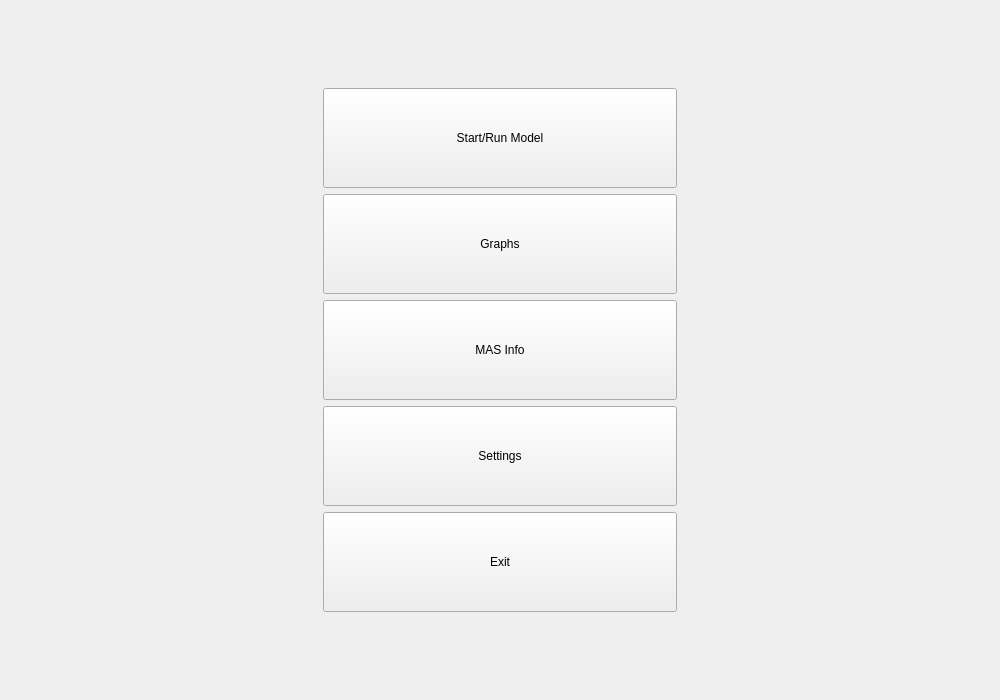
Above: assets/UI/main_menu.ui from VitalyCone/Anthill before the change. Below: the same form after it.
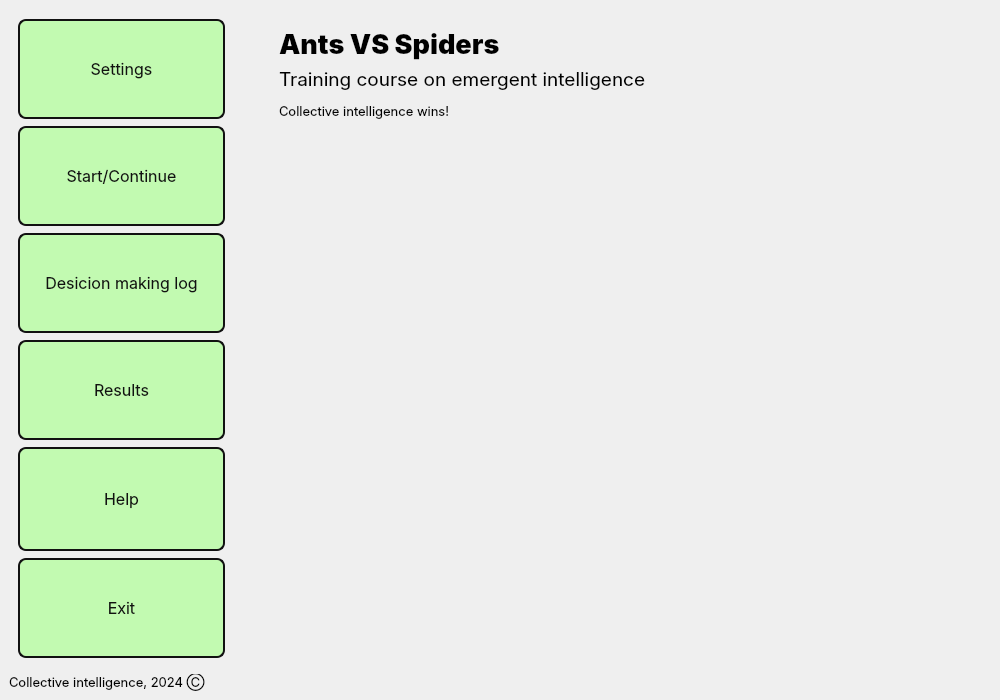
That is the form after the change.

Commit message: Новый ui для главного меню

```diff
--- a/assets/UI/main_menu.ui
+++ b/assets/UI/main_menu.ui
@@ -29,91 +29,22 @@
    <property name="autoFillBackground">
     <bool>false</bool>
    </property>
-   <layout class="QVBoxLayout" name="verticalLayout">
+   <layout class="QVBoxLayout" name="verticalLayout_2">
     <item>
-     <layout class="QGridLayout" name="gridLayout">
+     <widget class="QWidget" name="widget_2" native="true">
+      <layout class="QHBoxLayout" name="horizontalLayout">
+       <item>
+        <layout class="QVBoxLayout" name="verticalLayout_3">
+         <property name="sizeConstraint">
+          <enum>QLayout::SetDefaultConstraint</enum>
+         </property>
       <property name="leftMargin">
-       <number>150</number>
+          <number>0</number>
       </property>
       <property name="rightMargin">
-       <number>150</number>
-      </property>
-      <property name="horizontalSpacing">
        <number>0</number>
       </property>
-      <item row="1" column="0">
-       <widget class="QPushButton" name="graph_button">
-        <property name="maximumSize">
-         <size>
-          <width>354</width>
-          <height>100</height>
-         </size>
-        </property>
-        <property name="styleSheet">
-         <string notr="true">QPushButton {
-  align-items: center;
-  background-color: #c2fab1;
-  border: 2px solid #111;
-  border-radius: 8px;
-  box-sizing: border-box;
-  color: #111;
-  cursor: pointer;
-  display: flex;
-  font-family: Inter,sans-serif;
-  font-size: 16px;
-  height: 100px;
-  justify-content: center;
-  line-height: 300px;
-  max-width: 300%;
-  padding: 0 25px;
-  position: relative;
-  text-align: center;
-  text-decoration: none;
-  user-select: none;
-  -webkit-user-select: none;
-  touch-action: manipulation;
-}
-
-QPushButton:after {
-  background-color: #111;
-  border-radius: 8px;
-  content: &quot;&quot;;
-  display: block;
-  height:100px;
-  left: 0;
-  width: 100%;
-  position: absolute;
-  top: -2px;
-  transform: translate(8px, 8px);
-  transition: transform .2s ease-out;
-  z-index: -1;
-}
-
-QPushButton:hover:after {
-  transform: translate(0, 0);
-}
-
-QPushButton:active {
-  background-color: #c2fab1;
-  outline: 0;
-}
-
-QPushButton:hover {
-  outline: 0;
-}
-
-@media (min-width: 768px) {
-  QPushButton {
-    padding: 0 40px;
-  }
-}</string>
-        </property>
-        <property name="text">
-         <string>Graphs</string>
-        </property>
-       </widget>
-      </item>
-      <item row="3" column="0">
+         <item>
        <widget class="QPushButton" name="settings_button">
         <property name="maximumSize">
          <size>
@@ -123,7 +54,7 @@
         </property>
         <property name="styleSheet">
          <string notr="true">QPushButton {
-  align-items: center;
+  align-items: left;
   background-color: #c2fab1;
   border: 2px solid #111;
   border-radius: 8px;
@@ -134,7 +65,6 @@
   font-family: Inter,sans-serif;
   font-size: 16px;
   height: 100px;
-  justify-content: center;
   line-height: 300px;
   max-width: 300%;
   padding: 0 25px;
@@ -144,40 +74,6 @@
   user-select: none;
   -webkit-user-select: none;
   touch-action: manipulation;
-}
-
-QPushButton:after {
-  background-color: #111;
-  border-radius: 8px;
-  content: &quot;&quot;;
-  display: block;
-  height:100px;
-  left: 0;
-  width: 100%;
-  position: absolute;
-  top: -2px;
-  transform: translate(8px, 8px);
-  transition: transform .2s ease-out;
-  z-index: -1;
-}
-
-QPushButton:hover:after {
-  transform: translate(0, 0);
-}
-
-QPushButton:active {
-  background-color: #c2fab1;
-  outline: 0;
-}
-
-QPushButton:hover {
-  outline: 0;
-}
-
-@media (min-width: 768px) {
-  QPushButton {
-    padding: 0 40px;
-  }
 }</string>
         </property>
         <property name="text">
@@ -185,7 +81,7 @@
         </property>
        </widget>
       </item>
-      <item row="0" column="0">
+         <item>
        <widget class="QPushButton" name="start_button">
         <property name="maximumSize">
          <size>
@@ -206,7 +102,7 @@
   font-family: Inter,sans-serif;
   font-size: 16px;
   height: 100px;
-  justify-content: center;
+  justify-content: left;
   line-height: 300px;
   max-width: 300%;
   padding: 0 25px;
@@ -216,48 +112,14 @@
   user-select: none;
   -webkit-user-select: none;
   touch-action: manipulation;
-}
-
-QPushButton:after {
-  background-color: #111;
-  border-radius: 8px;
-  content: &quot;&quot;;
-  display: block;
-  height:100px;
-  left: 0;
-  width: 100%;
-  position: absolute;
-  top: -2px;
-  transform: translate(8px, 8px);
-  transition: transform .2s ease-out;
-  z-index: -1;
-}
-
-QPushButton:hover:after {
-  transform: translate(0, 0);
-}
-
-QPushButton:active {
-  background-color: #c2fab1;
-  outline: 0;
-}
-
-QPushButton:hover {
-  outline: 0;
-}
-
-@media (min-width: 768px) {
-  QPushButton {
-    padding: 0 40px;
-  }
 }</string>
         </property>
         <property name="text">
-         <string>Start/Run Model</string>
+            <string>Start/Continue</string>
         </property>
        </widget>
       </item>
-      <item row="2" column="0">
+         <item>
        <widget class="QPushButton" name="mas_info_button">
         <property name="maximumSize">
          <size>
@@ -278,7 +140,7 @@
   font-family: Inter,sans-serif;
   font-size: 16px;
   height: 100px;
-  justify-content: center;
+  justify-content: left;
   line-height: 300px;
   max-width: 300%;
   padding: 0 25px;
@@ -288,48 +150,84 @@
   user-select: none;
   -webkit-user-select: none;
   touch-action: manipulation;
-}
-
-QPushButton:after {
-  background-color: #111;
+}</string>
+           </property>
+           <property name="text">
+            <string>Desicion making log</string>
+           </property>
+          </widget>
+         </item>
+         <item>
+          <widget class="QPushButton" name="graph_button">
+           <property name="maximumSize">
+            <size>
+             <width>354</width>
+             <height>100</height>
+            </size>
+           </property>
+           <property name="styleSheet">
+            <string notr="true">QPushButton {
+  align-items: center;
+  background-color: #c2fab1;
+  border: 2px solid #111;
   border-radius: 8px;
-  content: &quot;&quot;;
-  display: block;
-  height:100px;
-  left: 0;
-  width: 100%;
-  position: absolute;
-  top: -2px;
-  transform: translate(8px, 8px);
-  transition: transform .2s ease-out;
-  z-index: -1;
-}
-
-QPushButton:hover:after {
-  transform: translate(0, 0);
-}
-
-QPushButton:active {
+  box-sizing: border-box;
+  color: #111;
+  cursor: pointer;
+  display: flex;
+  font-family: Inter,sans-serif;
+  font-size: 16px;
+  height: 100px;
+  justify-content: left;
+  line-height: 300px;
+  max-width: 300%;
+  padding: 0 25px;
+  position: relative;
+  text-align: center;
+  text-decoration: none;
+  user-select: none;
+  -webkit-user-select: none;
+  touch-action: manipulation;
+}</string>
+           </property>
+           <property name="text">
+            <string>Results</string>
+           </property>
+          </widget>
+         </item>
+         <item>
+          <widget class="QPushButton" name="help_button">
+           <property name="styleSheet">
+            <string notr="true">QPushButton {
+  align-items: center;
   background-color: #c2fab1;
-  outline: 0;
-}
-
-QPushButton:hover {
-  outline: 0;
-}
-
-@media (min-width: 768px) {
-  QPushButton {
-    padding: 0 40px;
-  }
+  border: 2px solid #111;
+  border-radius: 8px;
+  box-sizing: border-box;
+  color: #111;
+  cursor: pointer;
+  display: flex;
+  font-family: Inter,sans-serif;
+  font-size: 16px;
+  height: 100px;
+  justify-content: left;
+  line-height: 300px;
+  max-width: 300%;
+  padding: 0 25px;
+  position: relative;
+  text-align: center;
+  text-decoration: none;
+  user-select: none;
+  -webkit-user-select: none;
+  touch-action: manipulation;
 }</string>
         </property>
         <property name="text">
-         <string>MAS Info</string>
+            <string>Help</string>
         </property>
        </widget>
       </item>
-      <item row="4" column="0">
+         <item>
        <widget class="QPushButton" name="exit_button">
         <property name="maximumSize">
          <size>
@@ -350,7 +248,7 @@
   font-family: Inter,sans-serif;
   font-size: 16px;
   height: 100px;
-  justify-content: center;
+  justify-content: left;
   line-height: 300px;
   max-width: 300%;
   padding: 0 25px;
@@ -360,40 +258,6 @@
   user-select: none;
   -webkit-user-select: none;
   touch-action: manipulation;
-}
-
-QPushButton:after {
-  background-color: #111;
-  border-radius: 8px;
-  content: &quot;&quot;;
-  display: block;
-  height:100px;
-  left: 0;
-  width: 100%;
-  position: absolute;
-  top: -2px;
-  transform: translate(8px, 8px);
-  transition: transform .2s ease-out;
-  z-index: -1;
-}
-
-QPushButton:hover:after {
-  transform: translate(0, 0);
-}
-
-QPushButton:active {
-  background-color: #c2fab1;
-  outline: 0;
-}
-
-QPushButton:hover {
-  outline: 0;
-}
-
-@media (min-width: 768px) {
-  QPushButton {
-    padding: 0 40px;
-  }
 }</string>
         </property>
         <property name="text">
@@ -426,6 +290,83 @@
        </widget>
       </item>
      </layout>
+       </item>
+       <item>
+        <widget class="QWidget" name="widget" native="true">
+         <property name="sizePolicy">
+          <sizepolicy hsizetype="Expanding" vsizetype="Expanding">
+           <horstretch>0</horstretch>
+           <verstretch>0</verstretch>
+          </sizepolicy>
+         </property>
+         <layout class="QVBoxLayout" name="verticalLayout">
+          <property name="leftMargin">
+           <number>48</number>
+          </property>
+          <item>
+           <widget class="QLabel" name="label">
+            <property name="styleSheet">
+             <string notr="true">QLabel{
+  font-family: Inter,sans-serif;
+  font-size: 20px;
+}</string>
+            </property>
+            <property name="text">
+             <string>&lt;html&gt;&lt;head/&gt;&lt;body&gt;&lt;p&gt;&lt;span style=&quot; font-size:20pt; font-weight:700;&quot;&gt;Ants VS Spiders&lt;/span&gt;&lt;/p&gt;&lt;/body&gt;&lt;/html&gt;</string>
+            </property>
+           </widget>
+          </item>
+          <item>
+           <widget class="QLabel" name="label_2">
+            <property name="styleSheet">
+             <string notr="true">QLabel{
+  font-family: Inter,sans-serif;
+  font-size: 16px;
+}
+</string>
+            </property>
+            <property name="text">
+             <string>&lt;html&gt;&lt;head/&gt;&lt;body&gt;&lt;p&gt;&lt;span style=&quot; font-size:14pt;&quot;&gt;Training course on emergent intelligence&lt;/span&gt;&lt;/p&gt;&lt;p&gt;&lt;span style=&quot; font-size:10pt;&quot;&gt;Collective intelligence wins!&lt;/span&gt;&lt;/p&gt;&lt;/body&gt;&lt;/html&gt;</string>
+            </property>
+           </widget>
+          </item>
+          <item>
+           <widget class="QLabel" name="image_label">
+            <property name="sizePolicy">
+             <sizepolicy hsizetype="Expanding" vsizetype="Expanding">
+              <horstretch>0</horstretch>
+              <verstretch>0</verstretch>
+             </sizepolicy>
+            </property>
+            <property name="text">
+             <string/>
+            </property>
+           </widget>
+          </item>
+         </layout>
+        </widget>
+       </item>
+      </layout>
+     </widget>
+    </item>
+    <item>
+     <widget class="QLabel" name="label_4">
+      <property name="sizePolicy">
+       <sizepolicy hsizetype="Preferred" vsizetype="Preferred">
+        <horstretch>0</horstretch>
+        <verstretch>0</verstretch>
+       </sizepolicy>
+      </property>
+      <property name="styleSheet">
+       <string notr="true">QLabel{
+  font-family: Inter,sans-serif;
+  font-size: 12px;
+}</string>
+      </property>
+      <property name="text">
+       <string>&lt;html&gt;&lt;head/&gt;&lt;body&gt;&lt;p&gt;&lt;span style=&quot; font-size:10pt;&quot;&gt;Collective intelligence, 2024 Ⓒ&lt;/span&gt;&lt;/p&gt;&lt;/body&gt;&lt;/html&gt;</string>
+      </property>
+     </widget>
     </item>
    </layout>
   </widget>
```
Lines whose indentation alone changed are shown as unchanged. The commit also changes 5 other files.
